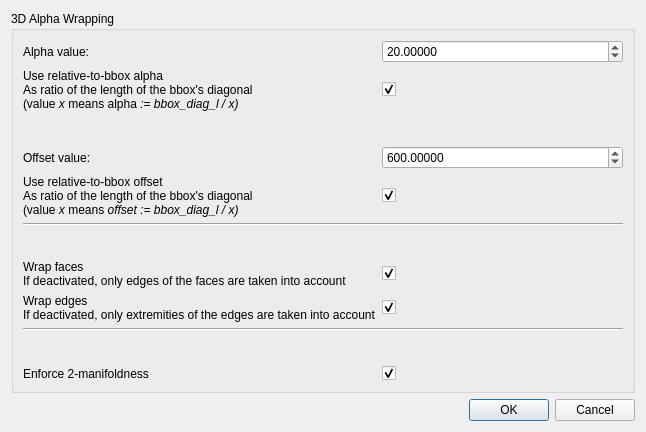
CGAL/cgal, file Polyhedron/demo/Polyhedron/Plugins/Alpha_wrap_3/alpha_wrap_3_dialog.ui: the form before one commit.
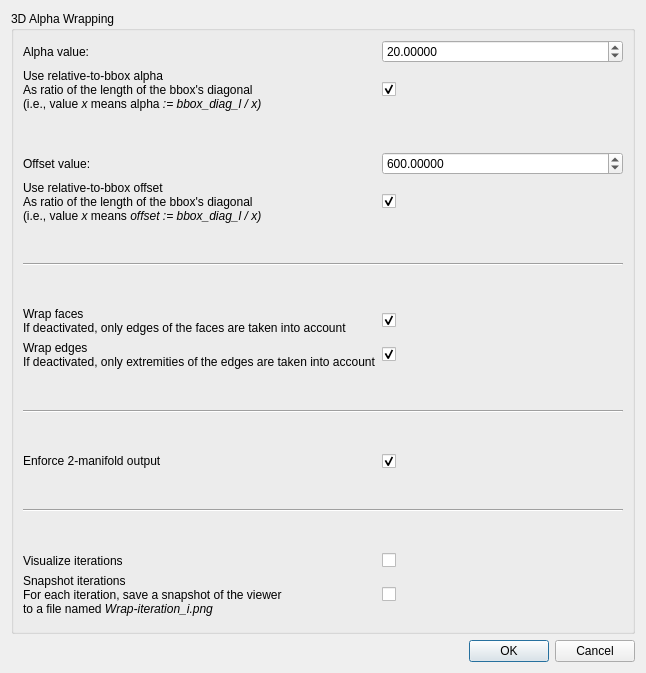
The form after the commit.

Commit message: Enhance AW3 demo with iteration visualization & snapshot capabilities

```diff
--- a/Polyhedron/demo/Polyhedron/Plugins/Alpha_wrap_3/alpha_wrap_3_dialog.ui
+++ b/Polyhedron/demo/Polyhedron/Plugins/Alpha_wrap_3/alpha_wrap_3_dialog.ui
@@ -10,7 +10,7 @@
     <x>0</x>
     <y>0</y>
     <width>646</width>
-    <height>432</height>
+    <height>673</height>
    </rect>
   </property>
   <property name="windowTitle">
@@ -33,8 +33,8 @@
       <string>3D Alpha Wrapping</string>
      </property>
      <layout class="QGridLayout" name="gridLayout">
-      <item row="13" column="1">
-       <widget class="QCheckBox" name="runManifoldness">
+      <item row="11" column="1">
+       <widget class="QCheckBox" name="wrapEdges">
         <property name="text">
          <string/>
         </property>
@@ -62,71 +62,21 @@
         </property>
        </widget>
       </item>
-      <item row="13" column="0">
+      <item row="15" column="0">
        <widget class="QLabel" name="runManifoldness_Label">
         <property name="enabled">
          <bool>true</bool>
         </property>
         <property name="text">
-         <string>Enforce 2-manifoldness</string>
+         <string>&lt;html&gt;&lt;head/&gt;&lt;body&gt;&lt;p&gt;Enforce 2-manifold output&lt;/p&gt;&lt;/body&gt;&lt;/html&gt;</string>
         </property>
         <property name="alignment">
          <set>Qt::AlignLeading|Qt::AlignLeft|Qt::AlignVCenter</set>
         </property>
        </widget>
       </item>
-      <item row="12" column="0">
-       <spacer name="verticalSpacer_2">
-        <property name="orientation">
-         <enum>Qt::Vertical</enum>
-        </property>
-        <property name="sizeHint" stdset="0">
-         <size>
-          <width>20</width>
-          <height>40</height>
-         </size>
-        </property>
-       </spacer>
-      </item>
-      <item row="6" column="1">
-       <widget class="QCheckBox" name="relativeOffset">
-        <property name="text">
-         <string/>
-        </property>
-        <property name="checked">
-         <bool>true</bool>
-        </property>
-       </widget>
-      </item>
-      <item row="10" column="1">
-       <widget class="QCheckBox" name="wrapEdges">
-        <property name="text">
-         <string/>
-        </property>
-        <property name="checked">
-         <bool>true</bool>
-        </property>
-       </widget>
-      </item>
-      <item row="1" column="1">
-       <widget class="QCheckBox" name="relativeAlpha">
-        <property name="text">
-         <string/>
-        </property>
-        <property name="checked">
-         <bool>true</bool>
-        </property>
-       </widget>
-      </item>
-      <item row="4" column="0">
-       <widget class="QLabel" name="offsetValue_Label">
-        <property name="text">
-         <string>Offset value:</string>
-        </property>
-       </widget>
-      </item>
-      <item row="8" column="0">
-       <spacer name="verticalSpacer_3">
+      <item row="18" column="0">
+       <spacer name="verticalSpacer_7">
         <property name="orientation">
          <enum>Qt::Vertical</enum>
         </property>
@@ -148,27 +98,59 @@
         </property>
        </widget>
       </item>
-      <item row="11" column="0" colspan="2">
-       <widget class="Line" name="line_2">
+      <item row="9" column="0">
+       <spacer name="verticalSpacer_3">
         <property name="orientation">
-         <enum>Qt::Horizontal</enum>
+         <enum>Qt::Vertical</enum>
         </property>
-       </widget>
+        <property name="sizeHint" stdset="0">
+         <size>
+          <width>20</width>
+          <height>40</height>
+         </size>
+        </property>
+       </spacer>
       </item>
-      <item row="10" column="0">
-       <widget class="QLabel" name="wrapEdges_Label">
+      <item row="12" column="0">
+       <spacer name="verticalSpacer_6">
+        <property name="orientation">
+         <enum>Qt::Vertical</enum>
+        </property>
+        <property name="sizeHint" stdset="0">
+         <size>
+          <width>20</width>
+          <height>40</height>
+         </size>
+        </property>
+       </spacer>
+      </item>
+      <item row="19" column="0">
+       <widget class="QLabel" name="visualizeIterations_Label">
         <property name="text">
-         <string>&lt;html&gt;&lt;head/&gt;&lt;body&gt;&lt;p&gt;Wrap edges&lt;br/&gt;&lt;span style=&quot; font-size:9pt;&quot;&gt;If deactivated, only extremities of the edges are taken into account&lt;/span&gt;&lt;/p&gt;&lt;/body&gt;&lt;/html&gt;</string>
+         <string>Visualize iterations</string>
         </property>
        </widget>
       </item>
       <item row="6" column="0">
        <widget class="QLabel" name="relativeOffset_Label">
         <property name="text">
-         <string>&lt;html&gt;&lt;head/&gt;&lt;body&gt;&lt;p&gt;Use relative-to-bbox offset&lt;br/&gt;&lt;span style=&quot; font-size:9pt;&quot;&gt;As ratio of the length of the bbox's diagonal&lt;br/&gt;(value &lt;/span&gt;&lt;span style=&quot; font-size:9pt; font-style:italic;&quot;&gt;x &lt;/span&gt;&lt;span style=&quot; font-size:9pt;&quot;&gt;means &lt;/span&gt;&lt;span style=&quot; font-size:9pt; font-style:italic;&quot;&gt;offset := bbox_diag_l / x)&lt;/span&gt;&lt;/p&gt;&lt;/body&gt;&lt;/html&gt;</string>
+         <string>&lt;html&gt;&lt;head/&gt;&lt;body&gt;&lt;p&gt;Use relative-to-bbox offset&lt;br/&gt;&lt;span style=&quot; font-size:9pt;&quot;&gt;As ratio of the length of the bbox's diagonal&lt;br/&gt;(i.e., value &lt;/span&gt;&lt;span style=&quot; font-size:9pt; font-style:italic;&quot;&gt;x &lt;/span&gt;&lt;span style=&quot; font-size:9pt;&quot;&gt;means &lt;/span&gt;&lt;span style=&quot; font-size:9pt; font-style:italic;&quot;&gt;offset := bbox_diag_l / x)&lt;/span&gt;&lt;/p&gt;&lt;/body&gt;&lt;/html&gt;</string>
         </property>
        </widget>
       </item>
+      <item row="16" column="0">
+       <spacer name="verticalSpacer_4">
+        <property name="orientation">
+         <enum>Qt::Vertical</enum>
+        </property>
+        <property name="sizeHint" stdset="0">
+         <size>
+          <width>20</width>
+          <height>40</height>
+         </size>
+        </property>
+       </spacer>
+      </item>
       <item row="4" column="1">
        <widget class="QDoubleSpinBox" name="offsetValue">
         <property name="decimals">
@@ -188,27 +170,78 @@
         </property>
        </widget>
       </item>
-      <item row="9" column="1">
-       <widget class="QCheckBox" name="wrapFaces">
-        <property name="text">
-         <string/>
-        </property>
-        <property name="checked">
-         <bool>true</bool>
+      <item row="17" column="0" colspan="2">
+       <widget class="Line" name="line_4">
+        <property name="orientation">
+         <enum>Qt::Horizontal</enum>
         </property>
        </widget>
       </item>
-      <item row="9" column="0">
+      <item row="10" column="0">
        <widget class="QLabel" name="wrapFaces_Label">
         <property name="text">
          <string>&lt;html&gt;&lt;head/&gt;&lt;body&gt;&lt;p&gt;Wrap faces&lt;br/&gt;&lt;span style=&quot; font-size:9pt;&quot;&gt;If deactivated, only edges of the faces are taken into account&lt;/span&gt;&lt;/p&gt;&lt;/body&gt;&lt;/html&gt;</string>
         </property>
        </widget>
       </item>
+      <item row="11" column="0">
+       <widget class="QLabel" name="wrapEdges_Label">
+        <property name="text">
+         <string>&lt;html&gt;&lt;head/&gt;&lt;body&gt;&lt;p&gt;Wrap edges&lt;br/&gt;&lt;span style=&quot; font-size:9pt;&quot;&gt;If deactivated, only extremities of the edges are taken into account&lt;/span&gt;&lt;/p&gt;&lt;/body&gt;&lt;/html&gt;</string>
+        </property>
+       </widget>
+      </item>
+      <item row="1" column="1">
+       <widget class="QCheckBox" name="relativeAlpha">
+        <property name="text">
+         <string/>
+        </property>
+        <property name="checked">
+         <bool>true</bool>
+        </property>
+       </widget>
+      </item>
+      <item row="7" column="0">
+       <spacer name="verticalSpacer_5">
+        <property name="orientation">
+         <enum>Qt::Vertical</enum>
+        </property>
+        <property name="sizeHint" stdset="0">
+         <size>
+          <width>20</width>
+          <height>40</height>
+         </size>
+        </property>
+       </spacer>
+      </item>
       <item row="1" column="0">
        <widget class="QLabel" name="relativeAlpha_Label">
         <property name="text">
-         <string>&lt;html&gt;&lt;head/&gt;&lt;body&gt;&lt;p&gt;Use relative-to-bbox alpha&lt;br/&gt;&lt;span style=&quot; font-size:9pt;&quot;&gt;As ratio of the length of the bbox's diagonal&lt;br/&gt;(value &lt;/span&gt;&lt;span style=&quot; font-size:9pt; font-style:italic;&quot;&gt;x &lt;/span&gt;&lt;span style=&quot; font-size:9pt;&quot;&gt;means alpha&lt;/span&gt;&lt;span style=&quot; font-size:9pt; font-style:italic;&quot;&gt; := bbox_diag_l / x)&lt;/span&gt;&lt;/p&gt;&lt;/body&gt;&lt;/html&gt;</string>
+         <string>&lt;html&gt;&lt;head/&gt;&lt;body&gt;&lt;p&gt;Use relative-to-bbox alpha&lt;br/&gt;&lt;span style=&quot; font-size:9pt;&quot;&gt;As ratio of the length of the bbox's diagonal&lt;br/&gt;(i.e., value &lt;/span&gt;&lt;span style=&quot; font-size:9pt; font-style:italic;&quot;&gt;x &lt;/span&gt;&lt;span style=&quot; font-size:9pt;&quot;&gt;means alpha&lt;/span&gt;&lt;span style=&quot; font-size:9pt; font-style:italic;&quot;&gt; := bbox_diag_l / x)&lt;/span&gt;&lt;/p&gt;&lt;/body&gt;&lt;/html&gt;</string>
+        </property>
+       </widget>
+      </item>
+      <item row="21" column="0">
+       <widget class="Line" name="line_3">
+        <property name="orientation">
+         <enum>Qt::Vertical</enum>
+        </property>
+       </widget>
+      </item>
+      <item row="19" column="1">
+       <widget class="QCheckBox" name="visualizeIterations">
+        <property name="text">
+         <string/>
+        </property>
+       </widget>
+      </item>
+      <item row="10" column="1">
+       <widget class="QCheckBox" name="wrapFaces">
+        <property name="text">
+         <string/>
+        </property>
+        <property name="checked">
+         <bool>true</bool>
         </property>
        </widget>
       </item>
@@ -225,13 +258,77 @@
         </property>
        </spacer>
       </item>
-      <item row="7" column="0" colspan="2">
+      <item row="6" column="1">
+       <widget class="QCheckBox" name="relativeOffset">
+        <property name="text">
+         <string/>
+        </property>
+        <property name="checked">
+         <bool>true</bool>
+        </property>
+       </widget>
+      </item>
+      <item row="13" column="0" colspan="2">
+       <widget class="Line" name="line_2">
+        <property name="orientation">
+         <enum>Qt::Horizontal</enum>
+        </property>
+       </widget>
+      </item>
+      <item row="4" column="0">
+       <widget class="QLabel" name="offsetValue_Label">
+        <property name="text">
+         <string>Offset value:</string>
+        </property>
+       </widget>
+      </item>
+      <item row="8" column="0" colspan="2">
        <widget class="Line" name="line">
         <property name="orientation">
          <enum>Qt::Horizontal</enum>
         </property>
        </widget>
       </item>
+      <item row="15" column="1">
+       <widget class="QCheckBox" name="runManifoldness">
+        <property name="text">
+         <string/>
+        </property>
+        <property name="checked">
+         <bool>true</bool>
+        </property>
+       </widget>
+      </item>
+      <item row="14" column="0">
+       <spacer name="verticalSpacer_2">
+        <property name="orientation">
+         <enum>Qt::Vertical</enum>
+        </property>
+        <property name="sizeHint" stdset="0">
+         <size>
+          <width>20</width>
+          <height>40</height>
+         </size>
+        </property>
+       </spacer>
+      </item>
+      <item row="20" column="0">
+       <widget class="QLabel" name="snapshotIterations_Label">
+        <property name="text">
+         <string>&lt;html&gt;&lt;head/&gt;&lt;body&gt;&lt;p&gt;Snapshot iterations&lt;br/&gt;&lt;span style=&quot; font-size:9pt;&quot;&gt;For each iteration, save a snapshot of the viewer &lt;br/&gt;to a file named &lt;/span&gt;&lt;span style=&quot; font-size:9pt; font-style:italic;&quot;&gt;Wrap-iteration_i.png&lt;/span&gt;&lt;/p&gt;&lt;/body&gt;&lt;/html&gt;</string>
+        </property>
+       </widget>
+      </item>
+      <item row="20" column="1">
+       <widget class="QCheckBox" name="snapshotIterations">
+        <property name="text">
+         <string/>
+        </property>
+        <property name="checkable">
+         <bool>false</bool>
+        </property>
+       </widget>
+      </item>
      </layout>
     </widget>
    </item>
```
Left out of the diff: 20 changed lines with no effect on the pictures. The commit also changes 1 other file.
